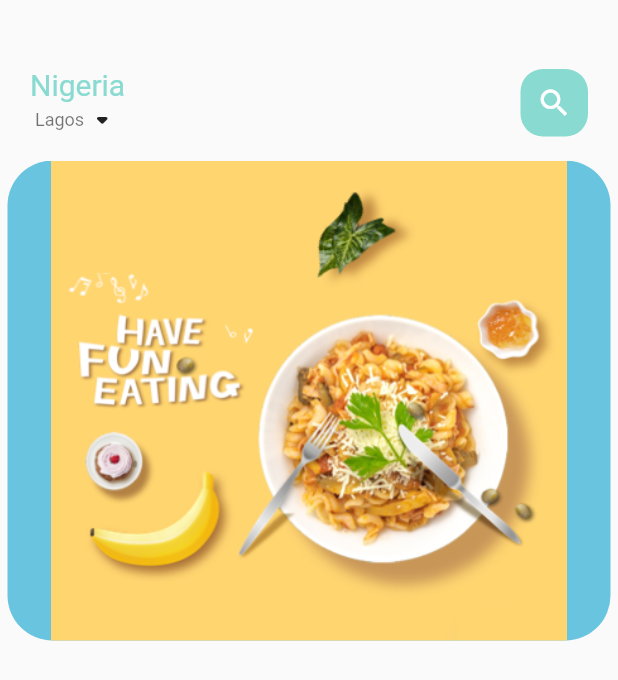
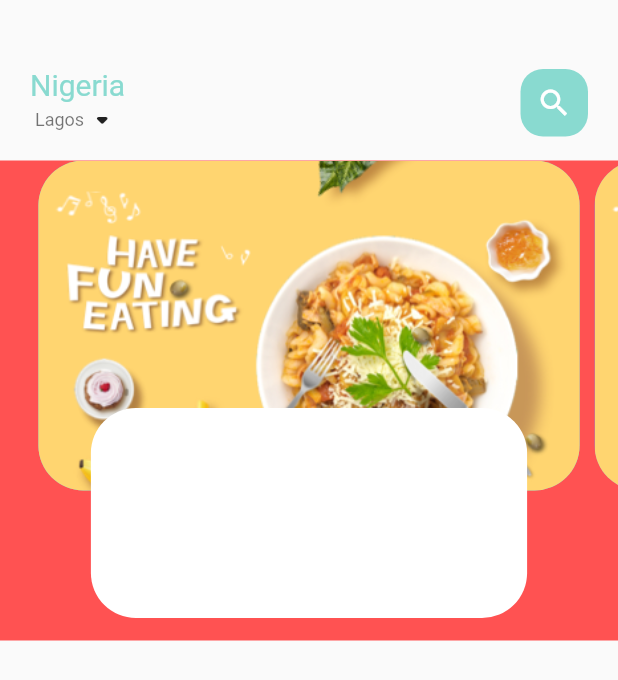
Before and after one commit to ChidiChuks/food_delivery, a Flutter app: the screen it shows after launch, on a phone screen of 412 x 824 dp. Shown: the top 680 px of the screen. Run offline on Flutter 3.47's test engine with Material 2 defaults, Android fonts, the phone set to English and light mode, and no system bars.

```diff
--- a/lib/home/food_page_body.dart
+++ b/lib/home/food_page_body.dart
@@ -8,11 +8,16 @@ class FoodPageBody extends StatefulWidget {
 }
 
 class _FoodPageBodyState extends State<FoodPageBody> {
+  PageController pageController = PageController(
+    viewportFraction: 0.9,
+  );
   @override
   Widget build(BuildContext context) {
     return Container(
+      color: Colors.redAccent,
       height: 320,
       child: PageView.builder(
+          controller: pageController,
           itemCount: 5,
           itemBuilder: (context, position) {
             return _buildPageItem(position);
@@ -21,7 +26,9 @@ class _FoodPageBodyState extends State<FoodPageBody> {
   }
 
   Widget _buildPageItem(int index) {
-    return Container(
+    return Stack(
+      children: [
+        Container(
           height: 220,
           margin: EdgeInsets.only(
             left: 5,
@@ -31,9 +38,29 @@ class _FoodPageBodyState extends State<FoodPageBody> {
             borderRadius: BorderRadius.circular(30),
             color: index.isEven ? Color(0xFF69c5df) : Color(0xFF9294cc),
             image: DecorationImage(
-          image: AssetImage("assets/image/food0.png"),
+              fit: BoxFit.cover,
+              image: AssetImage(
+                "assets/image/food0.png",
               ),
             ),
+          ),
+        ),
+        Align(
+          alignment: Alignment.bottomCenter,
+          child: Container(
+            height: 140,
+            margin: EdgeInsets.only(
+              left: 40,
+              right: 40,
+              bottom: 15,
+            ),
+            decoration: BoxDecoration(
+              borderRadius: BorderRadius.circular(30),
+              color: Colors.white,
+            ),
+          ),
+        ),
+      ],
     );
   }
 }
```
Lines whose indentation alone changed are shown as unchanged.
